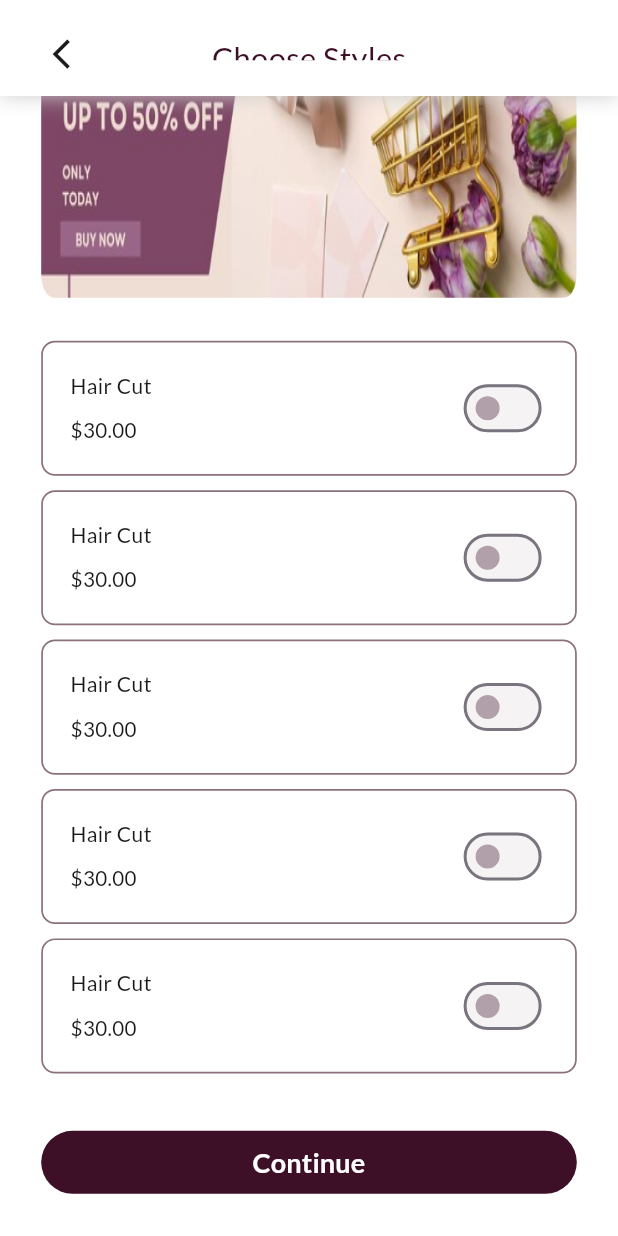
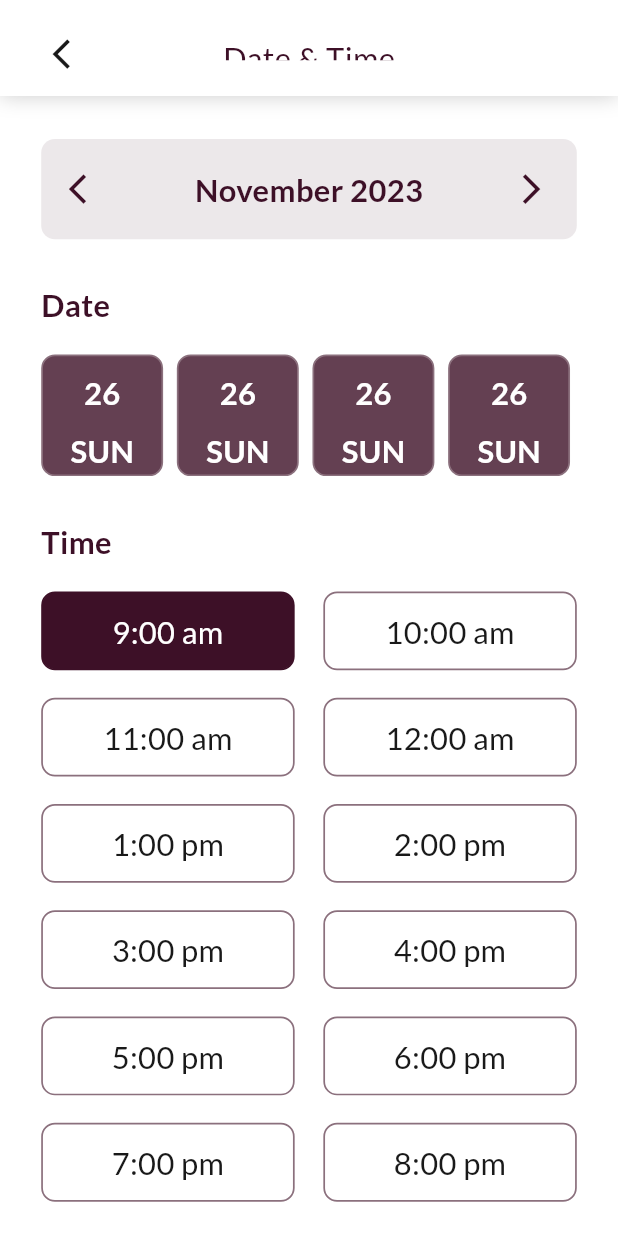
Before and after one commit to nahiduzzaman11/BarBar-App, a Flutter app: the SelectServiceScreen screen opened by its route, scrolled down 133 dp, after a tap on "Continue", on a phone screen of 412 x 824 dp. Run offline on Flutter 3.47's test engine with Material 3 defaults, Android fonts, the light colour scheme and no system bars; drawn by our look-alikes of carousel_slider; our stand-ins replace dots_indicator, flutter_screenutil, flutter_svg, get, google_fonts, pin_code_fields.

Commit message:
select_date_time develop

```diff
--- a/lib/core/route/app_route.dart
+++ b/lib/core/route/app_route.dart
@@ -5,6 +5,8 @@ import 'package:barbar_app/view/screesns/auth/set_profile_photo/set_profile_phot
 import 'package:barbar_app/view/screesns/auth/sign_in/sign_in_screen.dart';
 import 'package:barbar_app/view/screesns/auth/sign_up/sign_up_screen.dart';
 import 'package:barbar_app/view/screesns/auth/verify_email/verify_email_screen.dart';
+import 'package:barbar_app/view/screesns/booking_payment/confirm_booking_screen.dart';
+import 'package:barbar_app/view/screesns/booking_payment/select_date_time_screen.dart';
 import 'package:barbar_app/view/screesns/forget/forget_password/forget_password_screen.dart';
 import 'package:barbar_app/view/screesns/forget/get_otp/get_otp_screen.dart';
 import 'package:barbar_app/view/screesns/forget/reset_password/reset_password_screen.dart';
@@ -44,6 +46,8 @@ class AppRoute {
   static const String salonDetailsScreen = "/salons_details_screen";
   static const String serviceDetailsScreen = "/service_details_screen";
   static const String selectServiceScreen = "/select_service_screen";
+  static const String selectDateTimeScreen = "/select_date_time_screen";
+  static const String confirmBookingScreen = "/confirm_booking_screen";
 
   static List<GetPage> routes = [
     GetPage(name: splashScreen, page: ()=> const SplashScreen()),
@@ -67,6 +71,8 @@ class AppRoute {
 
     GetPage(name: serviceDetailsScreen, page: ()=>  const ServiceDetailsScreen()),
     GetPage(name: selectServiceScreen, page: ()=>  const SelectServiceScreen()),
+    GetPage(name: selectDateTimeScreen, page: ()=>  const SelectDateTime()),
+    GetPage(name: confirmBookingScreen, page: ()=>  const ConfirmBookingScreen()),
     GetPage(name: salonDetailsScreen, page: ()=>  const SalonsDetailsScreen()),
   ];
 }
--- /dev/null
+++ b/lib/view/screesns/booking_payment/confirm_booking_screen.dart
@@ -0,0 +1,47 @@
+import 'package:barbar_app/utils/colors/app_colors.dart';
+import 'package:barbar_app/view/widgets/app_bar/custom_app_bar.dart';
+import 'package:barbar_app/view/widgets/text/custom_text.dart';
+import 'package:flutter/material.dart';
+import 'package:flutter_screenutil/flutter_screenutil.dart';
+import 'package:get/get.dart';
+
+class ConfirmBookingScreen extends StatelessWidget {
+  const ConfirmBookingScreen({super.key});
+
+  @override
+  Widget build(BuildContext context) {
+    ScreenUtil.init(context);
+    return SafeArea(
+      top: true,
+      child: Scaffold(
+        extendBody: true,
+        backgroundColor: AppColors.white_100,
+        appBar: CustomAppBar(
+          spreadRadius: 0.r,
+          appBarContent: Row(
+            mainAxisAlignment: MainAxisAlignment.spaceBetween,
+            crossAxisAlignment: CrossAxisAlignment.center,
+            children: [
+              GestureDetector(
+                onTap: () {
+                  Get.back();
+                },
+                child: SizedBox(
+                  height: 42.h,
+                  width: 42.w,
+                  child: Icon(Icons.arrow_back_ios,
+                      size: 20.h, color: AppColors.white_10),
+                ),
+              ),
+              CustomText(
+                  text: "Confirm Appointment",
+                  fontSize: 18.sp,
+                  color: AppColors.purple_100),
+              SizedBox(height: 42.h, width: 42.w)
+            ],
+          ),
+        ),
+      ),
+    );
+  }
+}
--- /dev/null
+++ b/lib/view/screesns/booking_payment/select_date_time_screen.dart
@@ -0,0 +1,255 @@
+import 'package:barbar_app/core/route/app_route.dart';
+import 'package:barbar_app/utils/colors/app_colors.dart';
+import 'package:barbar_app/view/widgets/app_bar/custom_app_bar.dart';
+import 'package:barbar_app/view/widgets/button/custom_button.dart';
+import 'package:barbar_app/view/widgets/text/custom_text.dart';
+import 'package:carousel_slider/carousel_slider.dart';
+import 'package:flutter/cupertino.dart';
+import 'package:flutter/material.dart';
+import 'package:flutter/widgets.dart';
+import 'package:flutter_screenutil/flutter_screenutil.dart';
+import 'package:get/get.dart';
+
+class SelectDateTime extends StatefulWidget {
+  const SelectDateTime({super.key});
+
+  @override
+  State<SelectDateTime> createState() => _SelectDateTimeState();
+}
+
+class _SelectDateTimeState extends State<SelectDateTime> {
+  final List<String> slider = [
+    "November 2023",
+    "December 2023",
+    "January 2024",
+    "February 2024",
+    "March 2024",
+    "April 2024",
+    "May 2024",
+    "June 2024",
+    "July 2024",
+    "August 2024",
+    "September 2024",
+    "October 2024",
+    "November 2024",
+  ];
+  final List<String> date = [
+    "November 2023",
+    "December 2023",
+    "January 2024",
+    "February 2024",
+    "March 2024",
+    "April 2024",
+    "May 2024",
+    "June 2024",
+    "July 2024",
+    "August 2024",
+    "September 2024",
+    "October 2024",
+    "November 2024",
+  ];
+  final List<String> time = [
+    "9:00 am",
+    "10:00 am",
+    "11:00 am",
+    "12:00 am",
+    "1:00 pm",
+    "2:00 pm",
+    "3:00 pm",
+    "4:00 pm",
+    "5:00 pm",
+    "6:00 pm",
+    "7:00 pm",
+    "8:00 pm",
+  ];
+  int currentIndex = 0;
+  int clicked = 0;
+
+  @override
+  Widget build(BuildContext context) {
+    ScreenUtil.init(context);
+    var width = MediaQuery.of(context).size.width;
+    return SafeArea(
+      top: true,
+      child: Scaffold(
+        extendBody: true,
+        backgroundColor: AppColors.white_100,
+        appBar: CustomAppBar(
+          spreadRadius: 0.r,
+          appBarContent: Row(
+            mainAxisAlignment: MainAxisAlignment.spaceBetween,
+            crossAxisAlignment: CrossAxisAlignment.center,
+            children: [
+              GestureDetector(
+                onTap: () {
+                  Get.back();
+                },
+                child: SizedBox(
+                  height: 42.h,
+                  width: 42.w,
+                  child: Icon(Icons.arrow_back_ios,
+                      size: 20.h, color: AppColors.white_10),
+                ),
+              ),
+              CustomText(
+                  text: "Date & Time",
+                  fontSize: 18.sp,
+                  color: AppColors.purple_100),
+              SizedBox(height: 42.h, width: 42.w)
+            ],
+          ),
+        ),
+        body: SingleChildScrollView(
+          physics: const ClampingScrollPhysics(),
+          padding: EdgeInsets.symmetric(horizontal: 24.w, vertical: 24.h),
+          child: Column(
+            crossAxisAlignment: CrossAxisAlignment.start,
+            children: [
+              Container(
+                width: width,
+                height: 56.h,
+                padding: EdgeInsets.symmetric(horizontal: 16.w, vertical: 16.h),
+                decoration: BoxDecoration(
+                  color: AppColors.purple_10,
+                  borderRadius: BorderRadius.circular(8.r),
+                ),
+                child: CarouselSlider(
+                  items: slider.map((item) {
+                    return Builder(
+                      builder: (BuildContext context) {
+                        return Row(
+                          crossAxisAlignment: CrossAxisAlignment.center,
+                          mainAxisAlignment: MainAxisAlignment.spaceBetween,
+                          children: [
+                            GestureDetector(
+                              onTap: () {
+                                setState(() {
+                                  currentIndex = currentIndex - 1;
+                                });
+                              },
+                              child: Icon(Icons.arrow_back_ios,
+                                  size: 20.h, color: AppColors.purple_100),
+                            ),
+                            CustomText(
+                                text: item,
+                                fontSize: 18.sp,
+                                color: AppColors.purple_100,
+                                fontWeight: FontWeight.w600),
+                            GestureDetector(
+                              onTap: () {
+                                setState(() {
+                                  currentIndex = currentIndex + 1;
+                                });
+                              },
+                              child: Icon(Icons.arrow_forward_ios,
+                                  size: 20.h, color: AppColors.purple_100),
+                            ),
+                          ],
+                        );
+                      },
+                    );
+                  }).toList(),
+                  options: CarouselOptions(
+                    aspectRatio: 2.5,
+                    viewportFraction: 1,
+                    enlargeCenterPage: true,
+                    autoPlay: false,
+                    disableCenter: true,
+                    onPageChanged: (index, reason) {
+                      setState(() {
+                        currentIndex = index;
+                      });
+                    },
+                  ),
+                ),
+              ),
+              CustomText(
+                  text: "Date",
+                  fontSize: 18.sp,
+                  color: AppColors.purple_100,
+                  fontWeight: FontWeight.w600,
+                  top: 24.h,
+                  bottom: 16.h),
+              SizedBox(
+                height: 68.h,
+                child: ListView.builder(
+                  shrinkWrap: true,
+                  scrollDirection: Axis.horizontal,
+                  itemCount: 15,
+                  itemBuilder: (context, index) {
+                    return Container(
+                      padding:
+                          EdgeInsets.symmetric(horizontal: 16.w, vertical: 8.h),
+                      margin: EdgeInsets.only(right: 8.w),
+                      decoration: BoxDecoration(
+                          color: AppColors.purple_80,
+                          borderRadius: BorderRadius.circular(8.r),
+                          border: Border.all(
+                              color: AppColors.purple_60, width: 1.w)),
+                      child: Column(
+                        crossAxisAlignment: CrossAxisAlignment.center,
+                        mainAxisAlignment: MainAxisAlignment.center,
+                        children: [
+                          CustomText(
+                              text: "26",
+                              fontSize: 18.sp,
+                              fontWeight: FontWeight.w600,
+                              color: AppColors.white_100,
+                              bottom: 8.h),
+                          CustomText(
+                              text: "SUN",
+                              fontSize: 18.sp,
+                              fontWeight: FontWeight.w600,
+                              color: AppColors.white_100),
+                        ],
+                      ),
+                    );
+                  },
+                ),
+              ),
+              CustomText(
+                  text: "Time",
+                  fontSize: 18.sp,
+                  color: AppColors.purple_100,
+                  fontWeight: FontWeight.w600,
+                  top: 24.h,
+                  bottom: 16.h),
+              GridView.builder(
+                shrinkWrap: true,
+                physics: const NeverScrollableScrollPhysics(),
+                gridDelegate: SliverGridDelegateWithFixedCrossAxisCount(
+                    crossAxisCount: 2,
+                    mainAxisExtent: 44.h,
+                    crossAxisSpacing: 16.h,
+                    mainAxisSpacing: 16.w),
+                itemCount: time.length,
+                itemBuilder: (context, index) {
+                  return GestureDetector(
+                    onTap: () {
+                      setState(() {
+                        clicked = index;
+                      });
+                    },
+                    child: Container(
+                      alignment: Alignment.center,
+                      decoration: BoxDecoration(
+                        color: clicked == index? AppColors.purple_100 : AppColors.white_100,
+                        borderRadius: BorderRadius.circular(8.r),
+                        border: Border.all(color: clicked == index? AppColors.purple_100 : AppColors.purple_60, width: 1.w)
+                      ),
+                      child: CustomText(text: time[index], color: clicked == index ? AppColors.white_100 : AppColors.white_10, fontSize: 18.sp),
+                    ),
+                  );
+                },
+              ),
+              SizedBox(height: 34.h),
+              CustomElevatedButton(onPressed: (){
+                Get.toNamed(AppRoute.confirmBookingScreen);
+              }, titleText: "Continue", buttonWidth: width)
+            ],
+          ),
+        ),
+      ),
+    );
+  }
+}
--- a/lib/view/screesns/service_details/select_service_screen.dart
+++ b/lib/view/screesns/service_details/select_service_screen.dart
@@ -1,3 +1,4 @@
+import 'package:barbar_app/core/route/app_route.dart';
 import 'package:barbar_app/utils/colors/app_colors.dart';
 import 'package:barbar_app/utils/images/app_images.dart';
 import 'package:barbar_app/view/widgets/app_bar/custom_app_bar.dart';
@@ -106,7 +107,9 @@ class _SelectServiceScreenState extends State<SelectServiceScreen> {
                 },
               ),
               SizedBox(height: 24.h),
-              CustomElevatedButton(onPressed: (){}, titleText: "Continue", buttonWidth: width)
+              CustomElevatedButton(onPressed: (){
+                Get.toNamed(AppRoute.selectDateTimeScreen);
+              }, titleText: "Continue", buttonWidth: width)
             ],
           ),
         ),
--- a/lib/view/screesns/services/services_screen.dart
+++ b/lib/view/screesns/services/services_screen.dart
@@ -1,3 +1,4 @@
+import 'package:barbar_app/core/route/app_route.dart';
 import 'package:barbar_app/utils/colors/app_colors.dart';
 import 'package:barbar_app/utils/icons/app_icons.dart';
 import 'package:barbar_app/utils/images/app_images.dart';
@@ -76,7 +77,9 @@ class _ServicesScreenState extends State<ServicesScreen> {
                     imageColor: AppColors.white_40),
               ),
               SizedBox(height: 16.h),
-              CustomGridCard(physics: const NeverScrollableScrollPhysics(), data: data),
+              CustomGridCard(physics: const NeverScrollableScrollPhysics(), data: data, itemOnTap: () {
+                Get.toNamed(AppRoute.serviceDetailsScreen);
+              }),
             ],
           ),
         ),
```
